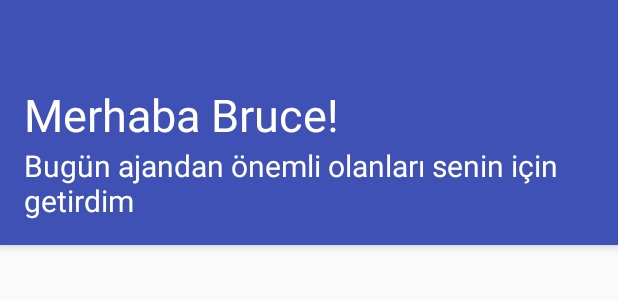
After one commit to msayan/hulkify, an Android app: the layout activity_dashboard.xml on its own in the app's theme, with its tools: preview values and no code run, on a phone screen of 412 x 824 dp. The commit adds this screen. Shown: the top 300 px of the screen. Run offline under Robolectric (Android 15) with nearby library versions, the phone set to English and light mode, and no system bars.

Commit message:
Dashboard Fragment added

```diff
--- /dev/null
+++ b/app/src/main/res/layout/activity_dashboard.xml
@@ -0,0 +1,51 @@
+<?xml version="1.0" encoding="utf-8"?>
+<layout>
+
+    <data>
+
+        <variable
+            name="viewModel"
+            type="com.wololo.hulkify.ui.dashboard.DashboardViewModel" />
+    </data>
+
+    <LinearLayout xmlns:android="http://schemas.android.com/apk/res/android"
+        android:layout_width="match_parent"
+        android:layout_height="match_parent"
+        android:orientation="vertical">
+
+        <android.support.design.widget.AppBarLayout
+            android:layout_width="match_parent"
+            android:layout_height="wrap_content">
+
+            <android.support.v7.widget.Toolbar
+                android:layout_width="match_parent"
+                android:layout_height="wrap_content" />
+
+            <TextView
+                android:layout_width="wrap_content"
+                android:layout_height="wrap_content"
+                android:layout_marginEnd="16dp"
+                android:layout_marginStart="16dp"
+                android:text="Merhaba Bruce!"
+                android:textColor="@color/white"
+                android:textSize="30sp" />
+
+            <TextView
+                android:layout_width="wrap_content"
+                android:layout_height="wrap_content"
+                android:layout_marginBottom="16dp"
+                android:layout_marginEnd="16dp"
+                android:layout_marginStart="16dp"
+                android:text="Bugün ajandan önemli olanları senin için getirdim"
+                android:textColor="@color/white"
+                android:textSize="20sp" />
+
+        </android.support.design.widget.AppBarLayout>
+
+        <android.support.v7.widget.RecyclerView
+            android:id="@+id/calendar_recycler"
+            android:layout_width="match_parent"
+            android:layout_height="match_parent" />
+
+    </LinearLayout>
+</layout>
--- a/app/src/main/res/values-v21/styles.xml
+++ b/app/src/main/res/values-v21/styles.xml
@@ -13,6 +13,12 @@
         <item name="android:windowBackground">@drawable/splash_logo</item>
     </style>
 
+    <style name="AppTheme.Bruce" parent="Theme.AppCompat.Light.NoActionBar">
+        <!-- Customize your theme here. -->
+        <item name="colorPrimary">@color/colorPrimaryBruce</item>
+        <item name="colorPrimaryDark">@color/colorPrimaryDarkBruce</item>
+        <item name="colorAccent">@color/colorAccentBruce</item>
+    </style>
 
     <style name="AppTheme.AppBarOverlay" parent="ThemeOverlay.AppCompat.Dark.ActionBar" />
 
--- a/app/src/main/res/values/colors.xml
+++ b/app/src/main/res/values/colors.xml
@@ -5,5 +5,9 @@
     <color name="colorAccent">#FF4081</color>
 
 
+    <color name="colorPrimaryBruce">#4fa94a</color>
+    <color name="colorPrimaryDarkBruce">#4fa94a</color>
+    <color name="colorAccentBruce">#4fa94a</color>
+
     <color name="white">#FFFFFF</color>
 </resources>
```
Also changed, not shown: app/src/main/java/com/wololo/hulkify/pojo/CalendarEntity.kt (added, +10 -0 lines), app/src/main/java/com/wololo/hulkify/ui/dashboard/DashboardAdapter.kt (added, +27 -0 lines), app/src/main/java/com/wololo/hulkify/ui/dashboard/DashboardAdapterViewModel.kt (added, +11 -0 lines), app/src/main/java/com/wololo/hulkify/ui/dashboard/DashboardFragment.kt (added, +34 -0 lines), app/src/main/java/com/wololo/hulkify/ui/dashboard/DashboardViewModel.kt (added, +20 -0 lines), app/src/main/res/drawable/ic_add_alarm_black_24dp.xml (added, +9 -0 lines), app/src/main/res/drawable/ic_date_range_black_24dp.xml (added, +9 -0 lines), app/src/main/res/drawable/ic_pin_drop_black_24dp.xml (added, +9 -0 lines), app/src/main/res/layout/item_calendar.xml (added, +57 -0 lines), app/src/main/res/values/styles.xml (+7 -0 lines).
